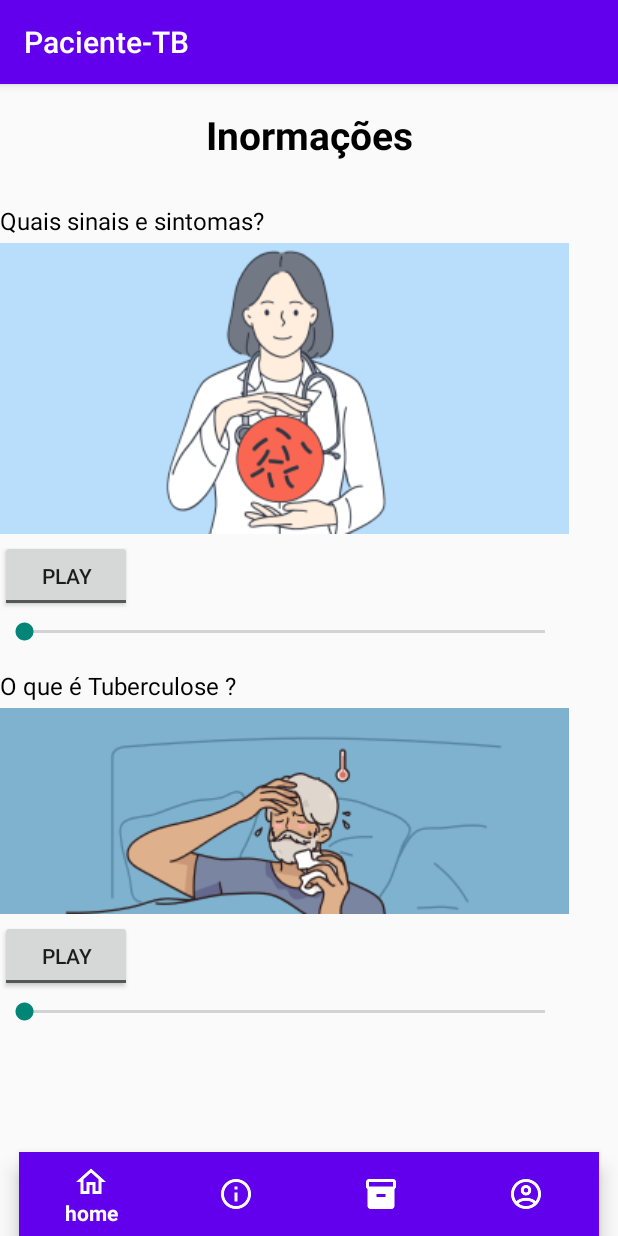
After one commit to maxmonteiro2008/paciente-TB, an Android app: the Info screen opened directly, with no data from a screen before it, on a phone screen of 412 x 824 dp. The commit adds this screen. Run offline under Robolectric (Android 15) with nearby library versions, the phone set to English and light mode, and no system bars.

Commit message:
Initial Commit   paciente-TB v 1.0
Sentimento + Sintomas + Info

```diff
--- a/app/src/main/AndroidManifest.xml
+++ b/app/src/main/AndroidManifest.xml
@@ -9,6 +9,9 @@
         android:roundIcon="@mipmap/ic_launcher_round"
         android:supportsRtl="true"
         android:theme="@style/Theme.PacienteTB">
+        <activity
+            android:name=".Info"
+            android:exported="true" />
         <activity
             android:name=".Sintomas"
             android:exported="true" />
--- /dev/null
+++ b/app/src/main/java/com/mx/paciente_pronex_tb/Info.java
@@ -0,0 +1,14 @@
+package com.mx.paciente_pronex_tb;
+
+import androidx.appcompat.app.AppCompatActivity;
+
+import android.os.Bundle;
+
+public class Info extends AppCompatActivity {
+
+    @Override
+    protected void onCreate(Bundle savedInstanceState) {
+        super.onCreate(savedInstanceState);
+        setContentView(R.layout.activity_info);
+    }
+}
--- a/app/src/main/java/com/mx/paciente_pronex_tb/Sentimento.java
+++ b/app/src/main/java/com/mx/paciente_pronex_tb/Sentimento.java
@@ -43,7 +43,7 @@ public class Sentimento extends AppCompatActivity {
         txt1 = findViewById(R.id.txt_1);
         txt2 = findViewById(R.id.txt_2);
 
- // Actions
+ // Actions =========================================================================================================================
         btn.setOnClickListener(new View.OnClickListener() {
             @SuppressLint("SetTextI18n")
             public void onClick(View v) {
--- /dev/null
+++ b/app/src/main/res/layout/activity_info.xml
@@ -0,0 +1,154 @@
+<?xml version="1.0" encoding="utf-8"?>
+<androidx.constraintlayout.widget.ConstraintLayout xmlns:android="http://schemas.android.com/apk/res/android"
+    xmlns:app="http://schemas.android.com/apk/res-auto"
+    xmlns:tools="http://schemas.android.com/tools"
+    android:layout_width="match_parent"
+    android:layout_height="match_parent"
+    android:layout_centerVertical="true"
+    tools:context=".Info">
+
+
+    <TextView
+        android:id="@+id/title"
+        android:layout_width="match_parent"
+        android:layout_height="wrap_content"
+        android:layout_marginTop="16dp"
+        android:text="@string/title_activity_info"
+        android:textAlignment="center"
+        android:textColor="@color/black"
+        android:textSize="26sp"
+        android:textStyle="bold"
+        android:visibility="visible"
+        app:layout_constraintLeft_toLeftOf="parent"
+        app:layout_constraintRight_toRightOf="parent"
+        app:layout_constraintTop_toTopOf="parent"
+        tools:visibility="visible" />
+
+    <ScrollView
+        android:layout_width="match_parent"
+        android:layout_height="match_parent"
+        android:layout_marginTop="64dp"
+        android:layout_marginBottom="64dp"
+        app:layout_constraintBottom_toBottomOf="parent"
+        tools:layout_editor_absoluteX="0dp">
+
+
+        <LinearLayout
+            android:id="@+id/ll_1"
+            android:layout_width="wrap_content"
+            android:layout_height="wrap_content"
+            android:layout_marginTop="8dp"
+            android:orientation="vertical"
+            app:layout_constraintBottom_toBottomOf="parent"
+            app:layout_constraintLeft_toLeftOf="parent"
+            app:layout_constraintRight_toRightOf="parent"
+            app:layout_constraintTop_toTopOf="parent">
+
+            <TextView
+                android:id="@+id/txt_1"
+                android:layout_width="match_parent"
+                android:layout_height="wrap_content"
+                android:layout_marginTop="8dp"
+                android:text="@string/qsintomas"
+                android:textColor="@color/black"
+                android:textSize="16sp"
+
+                app:layout_constraintLeft_toLeftOf="parent"
+                app:layout_constraintRight_toRightOf="parent"
+                app:layout_constraintTop_toTopOf="parent" />
+
+            <ImageView
+                android:id="@+id/im_1"
+                android:layout_width="wrap_content"
+                android:layout_height="wrap_content"
+                android:layout_marginTop="4dp"
+                android:src="@drawable/im_oqetb"
+                app:layout_constraintLeft_toLeftOf="parent"
+                app:layout_constraintRight_toRightOf="parent"
+                app:layout_constraintTop_toTopOf="parent"
+                android:contentDescription="TODO" />
+
+            <androidx.appcompat.widget.AppCompatToggleButton
+                android:id="@+id/btn_1"
+                android:layout_width="wrap_content"
+                android:layout_height="wrap_content"
+                android:layout_marginTop="4dp"
+                android:checked="false"
+                android:textOff="@string/play"
+                android:textOn="@string/pause"
+                app:layout_constraintLeft_toLeftOf="parent"
+                app:layout_constraintRight_toRightOf="parent"
+                app:layout_constraintTop_toBottomOf="@+id/im_1" />
+
+            <androidx.appcompat.widget.AppCompatSeekBar
+                android:id="@+id/sb_1"
+                android:layout_width="match_parent"
+                android:layout_height="wrap_content"
+                android:layout_marginTop="4dp"
+                app:layout_constraintLeft_toLeftOf="parent"
+                app:layout_constraintRight_toRightOf="parent"
+                app:layout_constraintTop_toBottomOf="@+id/btn_1" />
+
+
+            <TextView
+                android:id="@+id/txt_2"
+                android:layout_width="match_parent"
+                android:layout_height="wrap_content"
+                android:layout_marginTop="16dp"
+                android:text="@string/inf_oqe"
+                android:textColor="@color/black"
+                android:textSize="16sp"
+
+                app:layout_constraintLeft_toLeftOf="parent"
+                app:layout_constraintRight_toRightOf="parent"
+                app:layout_constraintTop_toTopOf="parent" />
+
+            <ImageView
+                android:id="@+id/im_2"
+                android:layout_width="wrap_content"
+                android:layout_height="wrap_content"
+                android:layout_marginTop="4dp"
+                android:src="@drawable/im_sintomas"
+                app:layout_constraintLeft_toLeftOf="parent"
+                app:layout_constraintRight_toRightOf="parent"
+                app:layout_constraintTop_toTopOf="parent" />
+
+            <androidx.appcompat.widget.AppCompatToggleButton
+                android:id="@+id/btn_2"
+                android:layout_width="wrap_content"
+                android:layout_height="wrap_content"
+                android:layout_marginTop="4dp"
+                android:checked="false"
+                android:textOff="@string/play"
+                android:textOn="@string/pause"
+                app:layout_constraintLeft_toLeftOf="parent"
+                app:layout_constraintRight_toRightOf="parent"
+                app:layout_constraintTop_toBottomOf="@+id/im_1" />
+
+            <androidx.appcompat.widget.AppCompatSeekBar
+                android:id="@+id/sb_2"
+                android:layout_width="match_parent"
+                android:layout_height="wrap_content"
+                android:layout_marginTop="4dp"
+                android:layout_marginBottom="2dp"
+                app:layout_constraintLeft_toLeftOf="parent"
+                app:layout_constraintRight_toRightOf="parent"
+                app:layout_constraintTop_toBottomOf="@+id/btn_2" />
+
+
+        </LinearLayout>
+
+    </ScrollView>
+    <com.google.android.material.bottomnavigation.BottomNavigationView
+        android:id="@+id/bottomNavigationView"
+        android:layout_width="wrap_content"
+        android:layout_height="wrap_content"
+        app:itemBackground="@color/purple_500"
+        app:itemIconTint="@color/white"
+        app:itemTextColor="@color/white"
+        app:layout_constraintBottom_toBottomOf="parent"
+        app:layout_constraintLeft_toLeftOf="parent"
+        app:layout_constraintRight_toRightOf="parent"
+        app:menu="@menu/navigation" />
+
+</androidx.constraintlayout.widget.ConstraintLayout>
--- a/app/src/main/res/layout/activity_tomar_medicamento.xml
+++ b/app/src/main/res/layout/activity_tomar_medicamento.xml
@@ -76,7 +76,6 @@
     <com.google.android.material.bottomnavigation.BottomNavigationView
         android:id="@+id/bottomNavigationView"
         android:layout_width="wrap_content"
-
         android:layout_height="wrap_content"
         app:itemBackground="@color/purple_500"
         app:itemIconTint="@color/white"
--- a/app/src/main/res/menu/navigation.xml
+++ b/app/src/main/res/menu/navigation.xml
@@ -3,15 +3,19 @@
     <item
         android:id="@+id/home"
         android:icon="@drawable/ic_home_white_48dp"
-        android:title="home"/>
+        android:title="@string/home"/>
 
     <item
         android:id="@+id/info"
         android:icon="@drawable/ic_info_white_48dp"
-        android:title="Info"/>
+        android:title="@string/info"/>
+    <item
+        android:id="@+id/registro"
+        android:icon="@drawable/ic_baseline_inventory_white_48dp"
+        android:title="@string/regi"/>
 
     <item
         android:id="@+id/Conta"
         android:icon="@drawable/ic_account_circle_white_48dp"
-        android:title="conta"/>
+        android:title="@string/conta"/>
 </menu>
--- a/app/src/main/res/values/strings.xml
+++ b/app/src/main/res/values/strings.xml
@@ -42,6 +42,7 @@
     <string name="reg_semfoto"> REGISTRAR SEM FOTO</string>
     <string name="tratamento">TRATAMENTO DIA:</string>
     <string name="reg_sintoma">REGISTRAR SINTOMA</string>
+    <string name="Info">Informações</string>
 
     <!--Strings  de Sintomas     -->
     <string name="Titulo_sintoma">Selecione todos os sintomas que você está sentindo</string>
@@ -66,4 +67,13 @@
     <string name="s_16_dormir"> Sonolência</string>
     <string name="title_activity_info">Inormações</string>
 
+    <!-- INFO -->
+<string name="home"> home</string>
+    <string name="conta"> conta</string>
+    <string name="info"> info</string>
+    <string name="regi">registro</string>
+    <string name="inf_oqe">O que é Tuberculose ?</string>
+    <string name="qsintomas"> Quais sinais e sintomas?</string>
+    <string name="play">Play</string>
+    <string name="pause">Pause</string>
 </resources>
```
Also changed, not shown: app/src/main/java/com/mx/paciente_pronex_tb/RegSentimento.java (+152 -4 lines), app/src/main/java/com/mx/paciente_pronex_tb/Sintomas.java (+115 -0 lines), app/src/main/res/drawable/ic_baseline_inventory_white_48dp.png (added).
